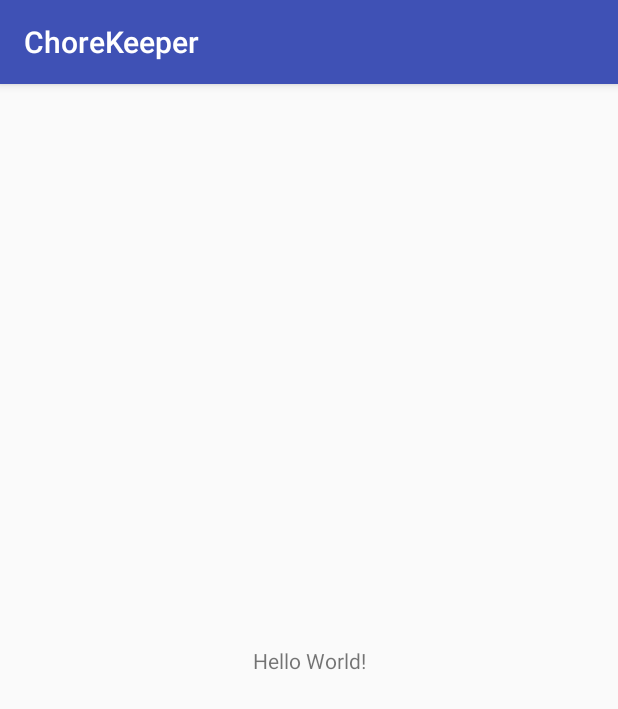
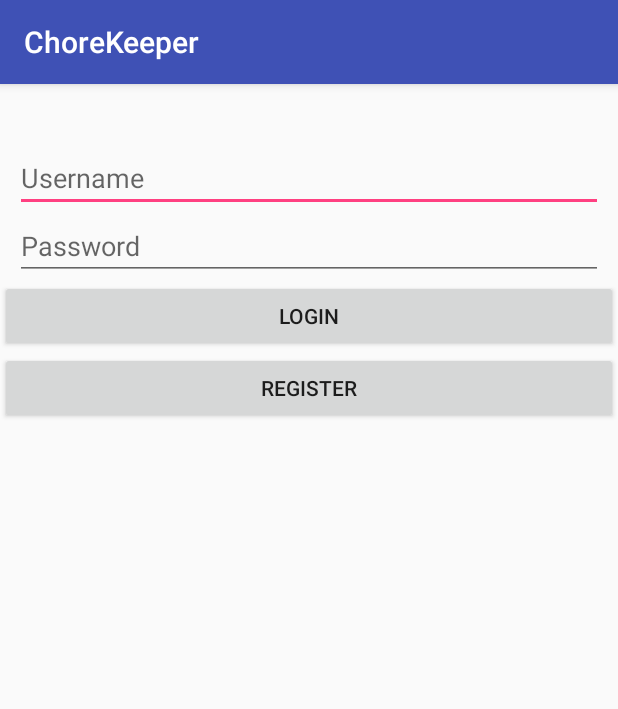
Before and after one commit to gustavojimenez41/ChoreKeeper, an Android app: the screen it shows after launch (MainActivity), on a phone screen of 412 x 824 dp. Shown: the top 709 px of the screen. Run offline under Robolectric (Android 15) with nearby library versions, the phone set to English and light mode, and no system bars; 3 statements that could not run were skipped.

Commit message:
trying to fix

```diff
--- a/ChoreKeeper/app/src/main/res/layout/activity_main.xml
+++ b/ChoreKeeper/app/src/main/res/layout/activity_main.xml
@@ -6,13 +6,43 @@
     android:layout_height="match_parent"
     tools:context="com.example.gustavojimenez.chorekeeper.MainActivity">
 
-    <TextView
-        android:layout_width="wrap_content"
-        android:layout_height="wrap_content"
-        android:text="Hello World!"
-        app:layout_constraintBottom_toBottomOf="parent"
-        app:layout_constraintLeft_toLeftOf="parent"
-        app:layout_constraintRight_toRightOf="parent"
-        app:layout_constraintTop_toTopOf="parent" />
+    <LinearLayout
+        android:layout_width="match_parent"
+        android:layout_height="match_parent"
+        android:orientation="vertical"
+        android:paddingTop="40sp">
+
+        <EditText
+            android:id="@+id/enterUsername"
+            android:layout_width="match_parent"
+            android:layout_height="wrap_content"
+            android:layout_marginLeft="10sp"
+            android:layout_marginRight="10sp"
+            android:ems="10"
+            android:hint="Username"
+            android:inputType="textPersonName" />
+
+        <EditText
+            android:id="@+id/enterPassword"
+            android:layout_width="match_parent"
+            android:layout_height="wrap_content"
+            android:layout_marginLeft="10sp"
+            android:layout_marginRight="10sp"
+            android:ems="10"
+            android:hint="Password"
+            android:inputType="textWebPassword" />
+
+        <Button
+            android:id="@+id/loginButton"
+            android:layout_width="match_parent"
+            android:layout_height="wrap_content"
+            android:text="Login" />
+        <Button
+            android:id="@+id/registerButton"
+            android:layout_width="match_parent"
+            android:layout_height="wrap_content"
+            android:text="Register" />
+
+    </LinearLayout>
 
 </android.support.constraint.ConstraintLayout>
--- a/ChoreKeeper/app/src/main/res/layout/activity_register.xml
+++ b/ChoreKeeper/app/src/main/res/layout/activity_register.xml
@@ -128,9 +128,19 @@ android:layout_height="match_parent">
                 android:text="Join House" />
         </RadioGroup>
 
+        <EditText
+            android:id="@+id/enterHouseID"
+            android:layout_width="match_parent"
+            android:layout_height="wrap_content"
+            android:layout_marginLeft="10dp"
+            android:layout_marginRight="10dp"
+            android:ems="10"
+            android:hint="House ID"
+            android:inputType="numberPassword"
+            android:visibility="gone"/>
+
         <Button
-        android:id="@+id/RegistrationRegisterBtn"
-        android:onClick="addNewUser"
+            android:id="@+id/registerButton"
             android:layout_width="wrap_content"
             android:layout_height="wrap_content"
             android:layout_gravity="end"
```
Lines whose indentation alone changed are shown as unchanged.
